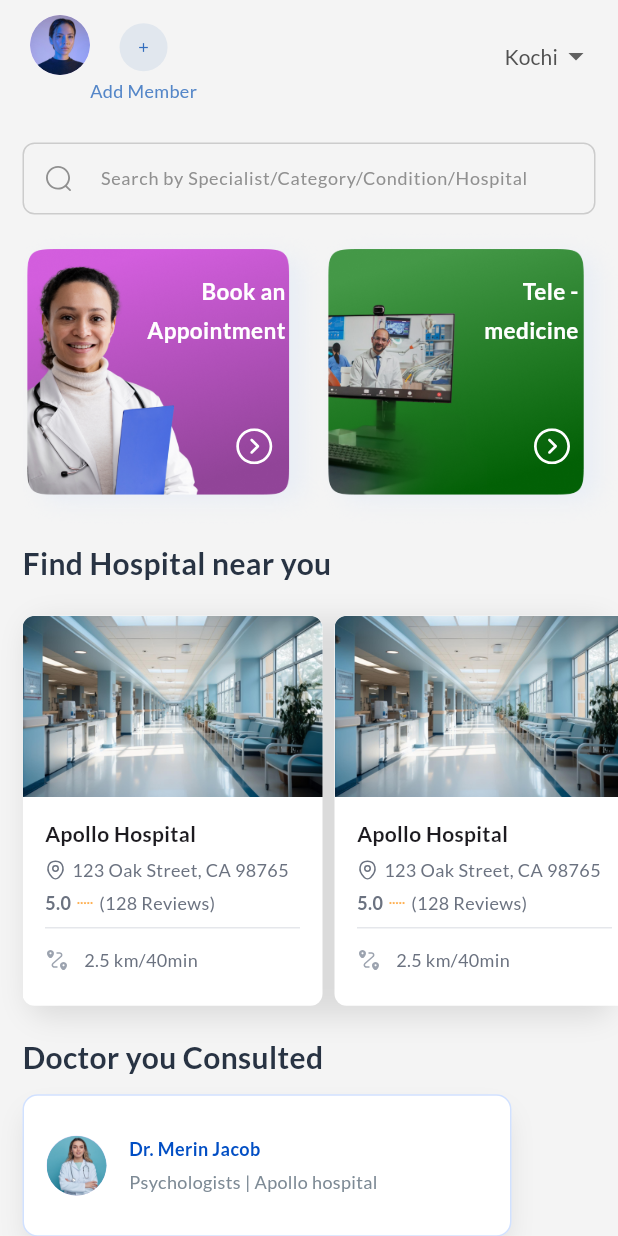
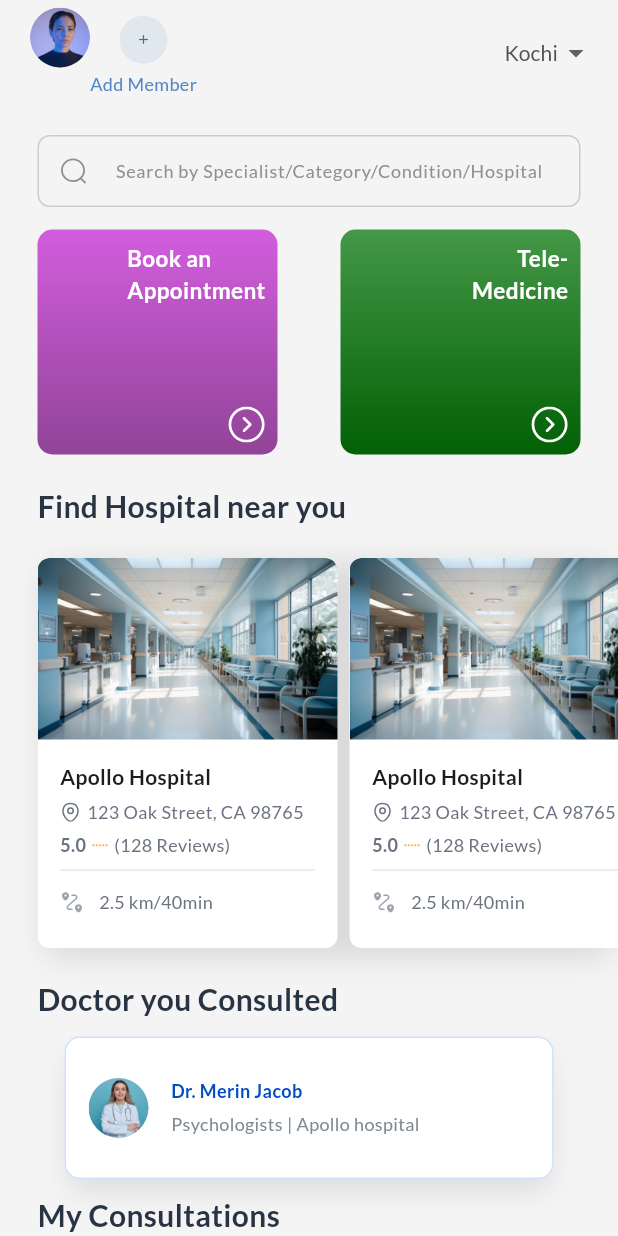
Before and after one commit to AmalxSurendran/GHO_Prx, a Flutter app: the HomePage screen opened by its route, on a phone screen of 412 x 824 dp. Run offline on Flutter 3.47's test engine with Material 3 defaults, Android fonts, the phone set to English and light mode, and no system bars; drawn by our look-alikes of dropdown_button2; our stand-ins replace flutter_map, flutter_svg, get, google_fonts, intl_phone_field, latlong2 and 4 more; accounts and stored records are empty.

Commit message:
padding update

```diff
--- a/lib/constants/colors.dart
+++ b/lib/constants/colors.dart
@@ -28,6 +28,7 @@ class AppColors {
   static Color blue5 = const Color(0xff1C2A3A);
   static Color blue6 = const Color(0xff0B181F);
   static Color blue7 = const Color(0xffB0C7E6);
+  //  const Color(0xff0D2E41)
 
   ////////////////////// GREY COLORS////////////////////////////
 
@@ -51,6 +52,8 @@ class AppColors {
   static Color shadow1 = const Color(0x0D000000);
   static Color headline = const Color(0xff111827);
   static Color labelcolor = const Color(0xff1A1C1E);
+  static Color black1 = const Color(0xff0D2E41);
+
 
   ////////////////////////////MULTIPLE COLORS/////////////////////////////
 
--- a/lib/view/book_an_appointment/select_datetime.dart
+++ b/lib/view/book_an_appointment/select_datetime.dart
@@ -55,7 +55,7 @@ class SelectDateAndTime extends StatelessWidget {
       ),
       body: SingleChildScrollView(
         child: Padding(
-          padding: const EdgeInsets.all(20),
+          padding: const EdgeInsets.all(25),
           child: Column(
             children: [
               const ContainerDr(
@@ -222,9 +222,7 @@ class SelectDateAndTime extends StatelessWidget {
                     );
                   },
                   child: const ButtonCustom(
-                      name: 'Schedule Appointment',
-                      height: 48,
-                      width: 310)),
+                      name: 'Schedule Appointment', height: 48, width: 310)),
               const SizedBox(
                 height: 10,
               )
--- a/lib/view/home_page/homepage.dart
+++ b/lib/view/home_page/homepage.dart
@@ -12,31 +12,15 @@ class HomePage extends StatelessWidget {
 
   @override
   Widget build(BuildContext context) {
-    final List<Map<String, dynamic>> items = [
-      {
-        'image': 'assets/homepageimages/second opinion from doctor.png',
-        'text': 'Book an ',
-        'text2': 'Appointment ',
-        'route': '/AppointmentType'
-      },
-      {
-        'image': 'assets/homepageimages/telemedicine.png',
-        'text': 'Tele -  ',
-        'text2': 'medicine  ',
-        'route': '/AppointmentType'
-      },
-    ];
-
-    return SafeArea(
-      child: Scaffold(
+    return Scaffold(
       // backgroundColor: AppColors.background,
       appBar: AppBar(
         automaticallyImplyLeading: false,
         leadingWidth: 1,
-          toolbarHeight: 75,
+        toolbarHeight: 70,
         actions: [
           Padding(
-              padding: const EdgeInsets.only(left: 20, top: 10),
+            padding: const EdgeInsets.only(left: 20, top: 5),
             child: Row(
               mainAxisAlignment: MainAxisAlignment.start,
               crossAxisAlignment: CrossAxisAlignment.start,
@@ -50,7 +34,6 @@ class HomePage extends StatelessWidget {
                         AssetImage('assets/homepageimages/Frame 586.png'),
                   ),
                 ),
-
                 Column(
                     mainAxisAlignment: MainAxisAlignment.center,
                     crossAxisAlignment: CrossAxisAlignment.center,
@@ -90,7 +73,7 @@ class HomePage extends StatelessWidget {
       ),
       body: SingleChildScrollView(
         child: Padding(
-            padding: const EdgeInsets.only(left: 15, top: 20),
+          padding: const EdgeInsets.only(left: 25, top: 20),
           child: Column(
             crossAxisAlignment: CrossAxisAlignment.start,
             children: [
@@ -98,7 +81,7 @@ class HomePage extends StatelessWidget {
                 height: 48,
                 // width: 326.w,
                 child: Padding(
-                    padding: const EdgeInsets.only(right: 15),
+                  padding: const EdgeInsets.only(right: 25),
                   child: TextFormField(
                     cursorColor: AppColors.grey2,
                     decoration: InputDecoration(
@@ -133,90 +116,25 @@ class HomePage extends StatelessWidget {
                   ),
                 ),
               ),
-                GridView.builder(
-                  shrinkWrap: true,
-                  padding: const EdgeInsets.symmetric(vertical: 10),
-                  gridDelegate: const SliverGridDelegateWithFixedCrossAxisCount(
-                    crossAxisCount: 2,
-                    childAspectRatio: 1,
+              SizedBox(
+                height: 15,
               ),
-                  itemBuilder: (context, index) {
-                    return GestureDetector(
-                      onTap: () => Get.toNamed(items[index]['route']),
-                      child: ClipRRect(
-                        borderRadius: BorderRadius.circular(
-                            10), // Responsive corner radius
-                        child: Stack(
+              Padding(
+                padding: const EdgeInsets.only(right: 25),
+                child: Row(
+                  mainAxisAlignment: MainAxisAlignment.spaceBetween,
                   children: [
-                            // Image that fills the container
-                            Image.asset(
-                              items[index]['image'],
-                              fit: BoxFit.cover,
-                              width: double
-                                  .infinity, // Ensures it covers the container width
-                              height: double
-                                  .infinity, // Ensures it covers the container height
-                            ),
-                            // Text placed inside the container using Padding to ensure it's always inside
-                            Padding(
-                              padding: const EdgeInsets.symmetric(
-                                  horizontal: 20, vertical: 30),
-                              child: Align(
-                                alignment: Alignment.topRight,
-                                child: Column(
-                                  crossAxisAlignment: CrossAxisAlignment.end,
-                                  mainAxisSize: MainAxisSize.min,
-                                  children: [
-                                    // Text with responsive size but contained within padding
-                                    Text(
-                                      items[index]['text'],
-                                      style: TextStyle(
-                                        color: AppColors.white,
-                                        fontSize: 15, // Responsive font size
-                                        fontWeight: FontWeight.bold,
-                                      ),
-                                      overflow: TextOverflow.ellipsis,
-                                      maxLines: 1,
-                                    ),
-                                    const SizedBox(
-                                        height:
-                                            5), // Adds spacing between texts
-                                    Text(
-                                      items[index]['text2'],
-                                      style: TextStyle(
-                                        color: AppColors.white,
-                                        fontSize: 15, // Responsive font size
-                                        fontWeight: FontWeight.bold,
-                                      ),
-                                      overflow: TextOverflow.ellipsis,
-                                      maxLines: 1,
-                                    ),
+                    GestureDetector(
+                        onTap: () => Get.toNamed('/AppointmentType'),
+                        child: BookAnAppointment()),
+                    GestureDetector(
+                        onTap: () => Get.toNamed('/AppointmentType'),
+                        child: TeleMedicine())
                   ],
                 ),
               ),
-                            ),
-                            // Icon positioned at the bottom-right, also inside padding
-                            Padding(
-                              padding:
-                                  const EdgeInsets.only(bottom: 30, right: 20),
-                              child: Align(
-                                alignment: Alignment.bottomRight,
-                                child: IconButton(
-                                  onPressed: () {},
-                                  icon: SvgPicture.asset(
-                                    'assets/icons/arrowicon.svg',
-                                    height: 24, // Responsive icon size
-                                    color: AppColors.white,
-                                  ),
-                                ),
-                              ),
-                            ),
-                          ],
-                        ),
-                      ),
-                    );
-                  },
-                  itemCount: items.length,
+              SizedBox(
+                height: 20,
               ),
               heading('Find Hospital near you'),
               const SizedBox(
@@ -237,9 +155,10 @@ class HomePage extends StatelessWidget {
                 ),
                 constraints: const BoxConstraints(maxHeight: 270),
                 child: ListView.builder(
+                  physics: BouncingScrollPhysics(),
                   shrinkWrap: true,
                   scrollDirection: Axis.horizontal,
-                    itemCount: 6,
+                  itemCount: 5,
                   itemBuilder: (context, index) {
                     return Stack(
                       children: [
@@ -253,8 +172,7 @@ class HomePage extends StatelessWidget {
                                     color: AppColors.white,
                                     borderRadius: BorderRadius.circular(8)),
                                 child: Column(
-                                    crossAxisAlignment:
-                                        CrossAxisAlignment.start,
+                                  crossAxisAlignment: CrossAxisAlignment.start,
                                   children: [
                                     ClipRRect(
                                       borderRadius: const BorderRadius.only(
@@ -376,12 +294,20 @@ class HomePage extends StatelessWidget {
               const SizedBox(
                 height: 20,
               ),
+              Padding(
+                padding: const EdgeInsets.only(right: 25),
+                child: Column(
+                  mainAxisAlignment: MainAxisAlignment.start,
+                  crossAxisAlignment: CrossAxisAlignment.start,
+                  children: [
                     heading('Doctor you Consulted'),
                     const SizedBox(
                       height: 10,
                     ),
-                const ContainerDr(
+                    Center(
+                      child: const ContainerDr(
                         height: 95,
+                      ),
                     ),
                     const SizedBox(
                       height: 10,
@@ -390,15 +316,176 @@ class HomePage extends StatelessWidget {
                     const SizedBox(
                       height: 10,
                     ),
-                Container(
+                    Center(child: My_consultation()),
+                    const SizedBox(
+                      height: 20,
+                    ),
+                    heading('Featured Services'),
+                    const SizedBox(
+                      height: 10,
+                    ),
+                    Row(
+                      mainAxisAlignment: MainAxisAlignment.spaceBetween,
+                      children: [
+                        Container3(
+                          text1: 'Second',
+                          text2: 'Opinion',
+                          path:
+                              'assets/homepageimages/Frame 1000001455 (1).png',
+                        ),
+                        Container3(
+                            text1: 'Peer',
+                            text2: 'Review',
+                            path: 'assets/homepageimages/Frame 1000001456.png')
+                      ],
+                    ),
+                    SizedBox(
+                      height: 10,
+                    ),
+                    Center(
+                        child: Container3(
+                            text1: 'US',
+                            text2: 'InPatient',
+                            path:
+                                'assets/homepageimages/Frame 1000001457.png')),
+                    const SizedBox(
+                      height: 20,
+                    ),
+                  ],
+                ),
+              )
+            ],
+          ),
+        ),
+      ),
+    );
+  }
+}
+
+class TeleMedicine extends StatelessWidget {
+  const TeleMedicine({
+    super.key,
+  });
+
+  @override
+  Widget build(BuildContext context) {
+    return Container(
+      height: 150,
+      width: 160,
+      decoration: BoxDecoration(
+        borderRadius: BorderRadius.circular(10),
+        gradient: const LinearGradient(
+          begin: Alignment.topCenter,
+          end: Alignment.bottomCenter,
+          colors: [
+            Color(0xff449847),
+            Color(0xff026005),
+          ],
+        ),
+      ),
+      child: Stack(
+        children: [
+          Align(
+            alignment: Alignment.topRight,
+            child: Padding(
+              padding: const EdgeInsets.all(8.0),
+              child: Text(
+                textAlign: TextAlign.end,
+                'Tele-\nMedicine',
+                style: TextStyle(
+                  color: AppColors.white,
+                  fontSize: 15, // Responsive font size
+                  fontWeight: FontWeight.w700,
+                ),
+              ),
+            ),
+          ),
+          Align(
+            alignment: Alignment.bottomRight,
+            child: Padding(
+              padding: const EdgeInsets.all(8.0),
+              child: SvgPicture.asset(
+                'assets/icons/arrowicon.svg',
+                height: 24, // Responsive icon size
+                color: AppColors.white,
+              ),
+            ),
+          )
+        ],
+      ),
+    );
+  }
+}
+
+class BookAnAppointment extends StatelessWidget {
+  const BookAnAppointment({
+    super.key,
+  });
+
+  @override
+  Widget build(BuildContext context) {
+    return Container(
+      height: 150,
+      width: 160,
+      decoration: BoxDecoration(
+        borderRadius: BorderRadius.circular(10),
+        gradient: const LinearGradient(
+          begin: Alignment.topCenter,
+          end: Alignment.bottomCenter,
+          colors: [
+            Color(0xffD25DDD),
+            Color(0xff914498),
+          ],
+        ),
+      ),
+      child: Stack(
+        children: [
+          Align(
+            alignment: Alignment.topRight,
+            child: Padding(
+              padding: const EdgeInsets.all(8.0),
+              child: Text(
+                'Book an \nAppointment',
+                style: TextStyle(
+                  color: AppColors.white,
+                  fontSize: 15, // Responsive font size
+                  fontWeight: FontWeight.w700,
+                ),
+              ),
+            ),
+          ),
+          Align(
+            alignment: Alignment.bottomRight,
+            child: Padding(
+              padding: const EdgeInsets.all(8.0),
+              child: SvgPicture.asset(
+                'assets/icons/arrowicon.svg',
+                height: 24, // Responsive icon size
+                color: AppColors.white,
+              ),
+            ),
+          )
+        ],
+      ),
+    );
+  }
+}
+
+class My_consultation extends StatelessWidget {
+  const My_consultation({
+    super.key,
+  });
+
+  @override
+  Widget build(BuildContext context) {
+    return Container(
       height: 250,
       width: 326,
       decoration: BoxDecoration(
         boxShadow: [
           BoxShadow(
             color: AppColors.shadow, // Shadow color
-                        offset: const Offset(
-                            0, 10), // Horizontal and vertical offsets
+            offset: const Offset(0, 10), // Horizontal and vertical offsets
             blurRadius: 15, // Blur radius
             spreadRadius: -3, // Spread radius
           ),
@@ -457,8 +544,8 @@ class HomePage extends StatelessWidget {
               children: [
                 const CircleAvatar(
                   radius: 20,
-                              backgroundImage: AssetImage(
-                                  'assets/homepageimages/Ellipse 190.png'),
+                  backgroundImage:
+                      AssetImage('assets/homepageimages/Ellipse 190.png'),
                 ),
                 const SizedBox(
                   width: 10,
@@ -492,51 +579,11 @@ class HomePage extends StatelessWidget {
             GestureDetector(
               onTap: () => Get.toNamed('MyConsultations'),
               child: const Padding(
-                            padding: EdgeInsets.only(
-                                right: 20, top: 20, bottom: 20),
-                            child: ButtonCustom(
-                                name: 'Click Here', height: 35, width: 291),
+                padding: EdgeInsets.only(right: 20, top: 20, bottom: 20),
+                child: ButtonCustom(name: 'Click Here', height: 35, width: 291),
               ),
             )
           ],
-                    ),
-                  ),
-                ),
-                const SizedBox(
-                  height: 20,
-                ),
-                heading('Featured Services'),
-                const SizedBox(
-                  height: 10,
-                ),
-                Padding(
-                  padding: const EdgeInsets.only(right: 20, bottom: 20),
-                  child: Row(
-                    mainAxisAlignment: MainAxisAlignment.spaceBetween,
-                    children: [
-                      Container3(
-                        text1: 'Second',
-                        text2: 'Opinion',
-                        path: 'assets/homepageimages/Frame 1000001455 (1).png',
-                      ),
-                      Container3(
-                          text1: 'Peer',
-                          text2: 'Review',
-                          path: 'assets/homepageimages/Frame 1000001456.png')
-                    ],
-                  ),
-                ),
-                Center(
-                    child: Container3(
-                        text1: 'US',
-                        text2: 'InPatient',
-                        path: 'assets/homepageimages/Frame 1000001457.png')),
-                const SizedBox(
-                  height: 20,
-                ),
-              ],
-            ),
-          ),
         ),
       ),
     );
```
Also changed, not shown: lib/view/book_an_appointment/appointment_type.dart (+6 -3 lines), lib/view/splash_view/splash2.dart (+53 -125 lines), assets/splash_images/Shapes-removebg-preview.png (added). Lines whose indentation alone changed are shown as unchanged.
